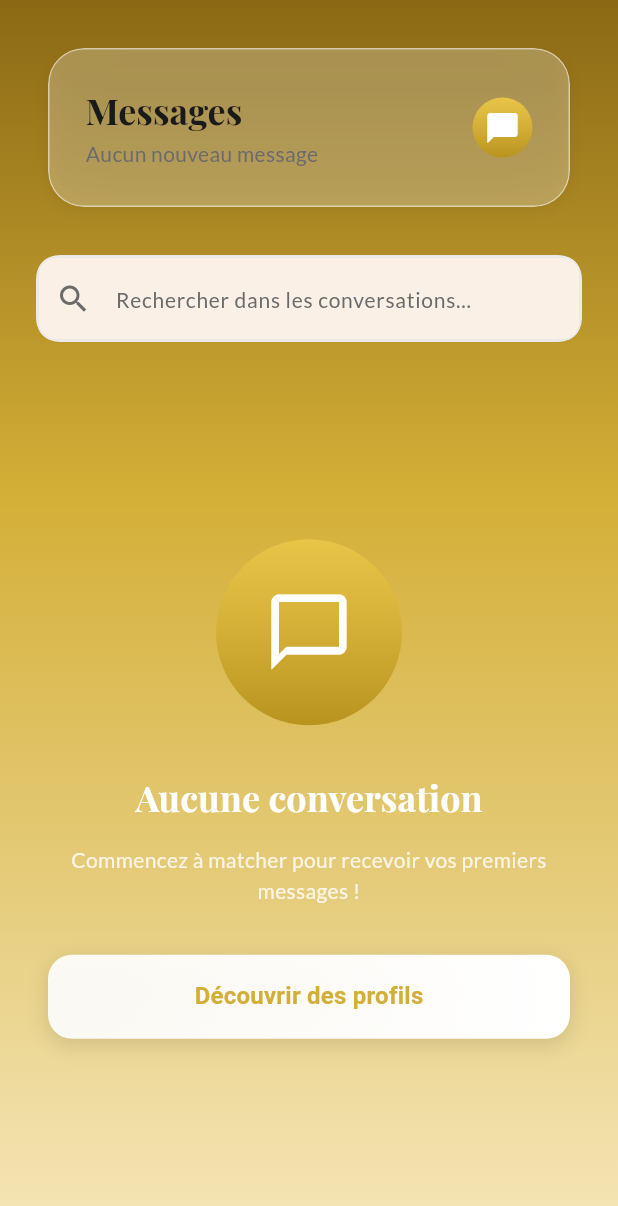
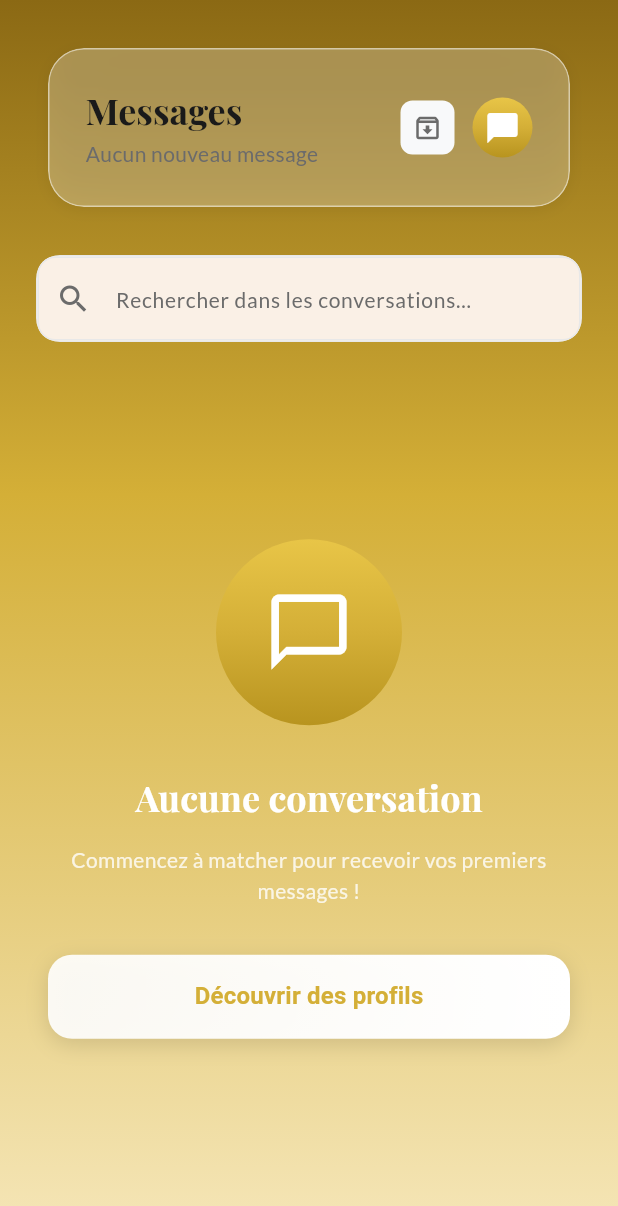
Before and after one commit to marcucus/GoldWen-App-Frontend, a Flutter app: the ChatListPage widget shown alone on an empty page, opened directly, on a phone screen of 412 x 824 dp. Shown: the top 1206 px of the screen. Run offline on Flutter 3.47's test engine with Material 3 defaults, Android fonts, the phone set to English and light mode, and no system bars; our stand-ins replace audioplayers, cached_network_image, dio, emoji_picker_flutter, file_picker, firebase_core and 15 more; missing offline and left inert: mixpanel_flutter, purchases_flutter; accounts and stored records are empty; network calls fail; project files that could hold a hidden picture were left out.

Commit message:
Implement chat expiration notifications and archived chats
Co-authored-by: marcucus <43345482+marcucus@users.noreply.github.com>

```diff
--- a/lib/core/routes/app_router.dart
+++ b/lib/core/routes/app_router.dart
@@ -15,6 +15,7 @@ import '../../features/matching/pages/history_page.dart';
 import '../../features/matching/pages/who_liked_me_page.dart';
 import '../../features/matching/pages/advanced_recommendations_page.dart';
 import '../../features/chat/pages/chat_page.dart';
+import '../../features/chat/pages/archived_chats_page.dart';
 import '../../features/subscription/pages/subscription_page.dart';
 import '../../features/legal/pages/terms_page.dart';
 import '../../features/legal/pages/privacy_page.dart';
@@ -93,8 +94,17 @@ class AppRouter {
         name: 'chat',
         builder: (context, state) {
           final chatId = state.pathParameters['chatId']!;
-          return ChatPage(chatId: chatId);
+          final isArchived = state.uri.queryParameters['archived'] == 'true';
+          return ChatPage(
+            chatId: chatId,
+            isArchived: isArchived,
+          );
         },
+      ),
+      GoRoute(
+        path: '/archived-chats',
+        name: 'archived-chats',
+        builder: (context, state) => const ArchivedChatsPage(),
       ),
 
       // Matching Features
--- a/lib/features/chat/pages/chat_list_page.dart
+++ b/lib/features/chat/pages/chat_list_page.dart
@@ -128,7 +128,7 @@ class _ChatListPageState extends State<ChatListPage>
                     const SizedBox(height: 4),
                     Consumer<ChatProvider>(
                       builder: (context, chatProvider, child) {
-                        final unreadCount = chatProvider.conversations
+                        final unreadCount = chatProvider.activeConversations
                             .where((chat) => chat.unreadCount > 0)
                             .length;
                         return Text(
@@ -145,6 +145,60 @@ class _ChatListPageState extends State<ChatListPage>
                   ],
                 ),
               ),
+              // Archived chats button
+              Consumer<ChatProvider>(
+                builder: (context, chatProvider, child) {
+                  final archivedCount = chatProvider.archivedConversations.length;
+                  return Stack(
+                    clipBehavior: Clip.none,
+                    children: [
+                      IconButton(
+                        onPressed: () {
+                          context.push('/archived-chats');
+                        },
+                        icon: Container(
+                          padding: const EdgeInsets.all(AppSpacing.sm),
+                          decoration: BoxDecoration(
+                            color: AppColors.backgroundGrey,
+                            borderRadius: BorderRadius.circular(AppBorderRadius.small),
+                          ),
+                          child: const Icon(
+                            Icons.archive_outlined,
+                            color: AppColors.textSecondary,
+                            size: 20,
+                          ),
+                        ),
+                      ),
+                      if (archivedCount > 0)
+                        Positioned(
+                          top: -4,
+                          right: -4,
+                          child: Container(
+                            padding: const EdgeInsets.all(4),
+                            decoration: const BoxDecoration(
+                              color: AppColors.errorRed,
+                              shape: BoxShape.circle,
+                            ),
+                            constraints: const BoxConstraints(
+                              minWidth: 18,
+                              minHeight: 18,
+                            ),
+                            child: Text(
+                              archivedCount > 9 ? '9+' : '$archivedCount',
+                              style: const TextStyle(
+                                color: Colors.white,
+                                fontSize: 10,
+                                fontWeight: FontWeight.bold,
+                              ),
+                              textAlign: TextAlign.center,
+                            ),
+                          ),
+                        ),
+                    ],
+                  );
+                },
+              ),
+              const SizedBox(width: AppSpacing.xs),
               Container(
                 padding: const EdgeInsets.all(AppSpacing.sm),
                 decoration: BoxDecoration(
@@ -187,7 +241,7 @@ class _ChatListPageState extends State<ChatListPage>
           return _buildLoadingState();
         }
 
-        final conversations = chatProvider.conversations;
+        final conversations = chatProvider.activeConversations;
 
         if (conversations.isEmpty) {
           return _buildEmptyState();
```
Also changed, not shown: lib/features/chat/pages/archived_chats_page.dart (added, +253 -0 lines), lib/features/chat/pages/chat_page.dart (+47 -5 lines), lib/features/chat/providers/chat_provider.dart (+71 -0 lines), 1 other file.
